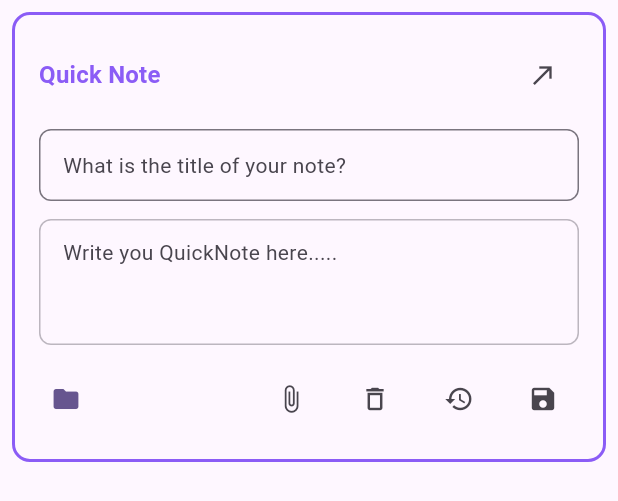
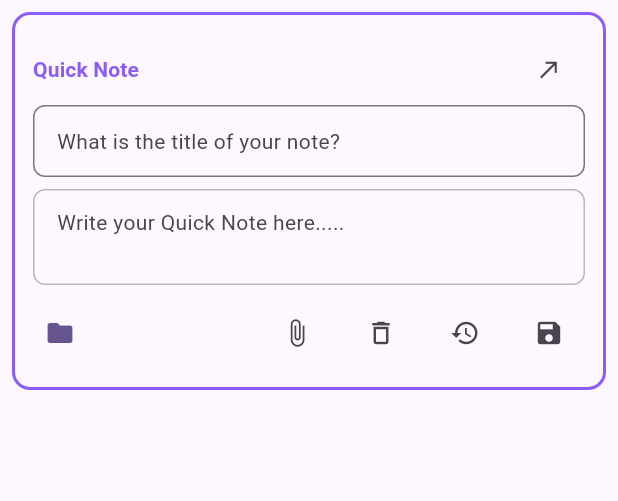
Before and after one commit to EHMilon/Qsidian, a Flutter app: the QuickNoteWidget widget shown alone on an empty page, opened directly with empty values, on a phone screen of 412 x 824 dp. Shown: the top 501 px of the screen. Run offline on Flutter 3.47's test engine with Material 3 defaults, Android fonts, the phone set to English and light mode, and no system bars; our stand-ins replace flutter_markdown, permission_handler, shared_preferences; missing offline and left inert: home_widget; accounts and stored records are empty.

Commit message:
Quick Note Screen improvement

```diff
--- a/lib/widgets/quick_note_widget.dart
+++ b/lib/widgets/quick_note_widget.dart
@@ -49,8 +49,8 @@ class _QuickNoteWidgetState extends State<QuickNoteWidget> {
   final FocusNode _contentFocusNode = FocusNode();
 
   // Content field expansion state
-  static const int _minLines = 3;
-  static const int _maxLines = 8;
+  static const int _minLines = 2;
+  static const int _maxLines = 4;
   int _currentLines = _minLines;
 
   @override
@@ -135,30 +135,16 @@ class _QuickNoteWidgetState extends State<QuickNoteWidget> {
         ),
       ),
       child: Padding(
-        padding: const EdgeInsets.all(16.0),
+        padding: const EdgeInsets.all(12.0),
         child: Column(
           mainAxisSize: MainAxisSize.min,
           children: [
-            _buildHeader(),
-            const SizedBox(height: 12.0),
-            _buildTitleField(),
-            const SizedBox(height: 12.0),
-            _buildContentField(),
-            const SizedBox(height: 12.0),
-            _buildBottomToolbar(),
-          ],
-        ),
-      ),
-    );
-  }
-
-  Widget _buildHeader() {
-    return Row(
+            Row(
               mainAxisAlignment: MainAxisAlignment.spaceBetween,
               children: [
                 Text(
                   'Quick Note',
-          style: Theme.of(context).textTheme.titleMedium?.copyWith(
+                  style: Theme.of(context).textTheme.titleSmall?.copyWith(
                     fontWeight: FontWeight.w600,
                     color: const Color(0xFF8B5CF6),
                   ),
@@ -166,11 +152,23 @@ class _QuickNoteWidgetState extends State<QuickNoteWidget> {
                 IconButton(
                   onPressed: _onExpandPressed,
                   icon: const Icon(Icons.north_east),
-          iconSize: 20.0,
+                  iconSize: 18.0,
                   padding: EdgeInsets.zero,
-          constraints: const BoxConstraints(minWidth: 24.0, minHeight: 24.0),
+                  constraints: const BoxConstraints(
+                    minWidth: 20.0,
+                    minHeight: 20.0,
+                  ),
                 ),
               ],
+            ),
+            _buildTitleField(),
+            const SizedBox(height: 8.0),
+            _buildContentField(),
+            const SizedBox(height: 8.0),
+            _buildBottomToolbar(),
+          ],
+        ),
+      ),
     );
   }
 
@@ -211,7 +209,7 @@ class _QuickNoteWidgetState extends State<QuickNoteWidget> {
         keyboardType: TextInputType.multiline,
         textInputAction: TextInputAction.newline,
         decoration: InputDecoration(
-          hintText: 'Write you QuickNote here.....',
+          hintText: 'Write your Quick Note here.....',
           border: OutlineInputBorder(
             borderRadius: BorderRadius.circular(8.0),
             borderSide: BorderSide(
```
Also changed, not shown: lib/features/home/home_page.dart (+86 -29 lines). Lines whose indentation alone changed are shown as unchanged.
